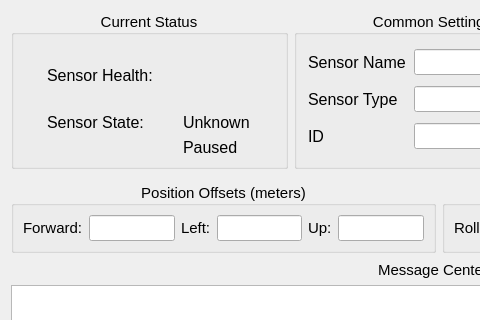
This is source/sensor_view_widget.ui in DySense/DySense as Qt 5 draws it before an edit; both pictures show x 0 to 480 and y 0 to 320 of the 866 by 706 pixel window. The edited form follows.
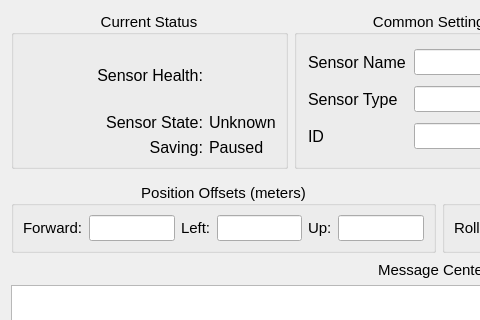
This is the edited form.

Commit message: Changed Paused/Started in sensor view widget to either Saving: Paused or Saving: Active to better reflect what it actually means.

Patch:
```diff
--- a/source/sensor_view_widget.ui
+++ b/source/sensor_view_widget.ui
@@ -32,6 +32,12 @@
        <layout class="QGridLayout" name="gridLayout_3">
         <item row="0" column="0">
          <widget class="QLabel" name="sensor_health_label">
+          <property name="sizePolicy">
+           <sizepolicy hsizetype="Minimum" vsizetype="Preferred">
+            <horstretch>0</horstretch>
+            <verstretch>0</verstretch>
+           </sizepolicy>
+          </property>
           <property name="font">
            <font>
             <pointsize>12</pointsize>
@@ -40,6 +46,9 @@
           <property name="text">
            <string>Sensor Health:</string>
           </property>
+          <property name="alignment">
+           <set>Qt::AlignRight|Qt::AlignTrailing|Qt::AlignVCenter</set>
+          </property>
          </widget>
         </item>
         <item row="0" column="1">
@@ -64,7 +73,7 @@
         <item row="1" column="0">
          <widget class="QLabel" name="sensor_state_label">
           <property name="sizePolicy">
-           <sizepolicy hsizetype="Fixed" vsizetype="Fixed">
+           <sizepolicy hsizetype="Minimum" vsizetype="Fixed">
             <horstretch>0</horstretch>
             <verstretch>0</verstretch>
            </sizepolicy>
@@ -77,6 +86,9 @@
           <property name="text">
            <string>Sensor State:</string>
           </property>
+          <property name="alignment">
+           <set>Qt::AlignRight|Qt::AlignTrailing|Qt::AlignVCenter</set>
+          </property>
          </widget>
         </item>
         <item row="1" column="1">
@@ -103,6 +115,30 @@
           </property>
          </widget>
         </item>
+        <item row="2" column="0">
+         <widget class="QLabel" name="sensor_paused_label">
+          <property name="sizePolicy">
+           <sizepolicy hsizetype="Preferred" vsizetype="Fixed">
+            <horstretch>0</horstretch>
+            <verstretch>0</verstretch>
+           </sizepolicy>
+          </property>
+          <property name="font">
+           <font>
+            <pointsize>12</pointsize>
+           </font>
+          </property>
+          <property name="layoutDirection">
+           <enum>Qt::LeftToRight</enum>
+          </property>
+          <property name="text">
+           <string>Saving:</string>
+          </property>
+          <property name="alignment">
+           <set>Qt::AlignRight|Qt::AlignTrailing|Qt::AlignVCenter</set>
+          </property>
+         </widget>
+        </item>
        </layout>
       </widget>
      </item>
```
The commit also changes 3 other files.
